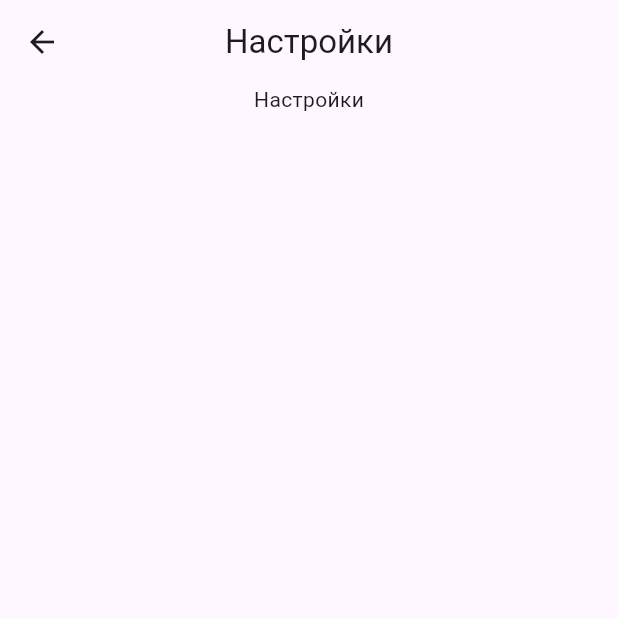
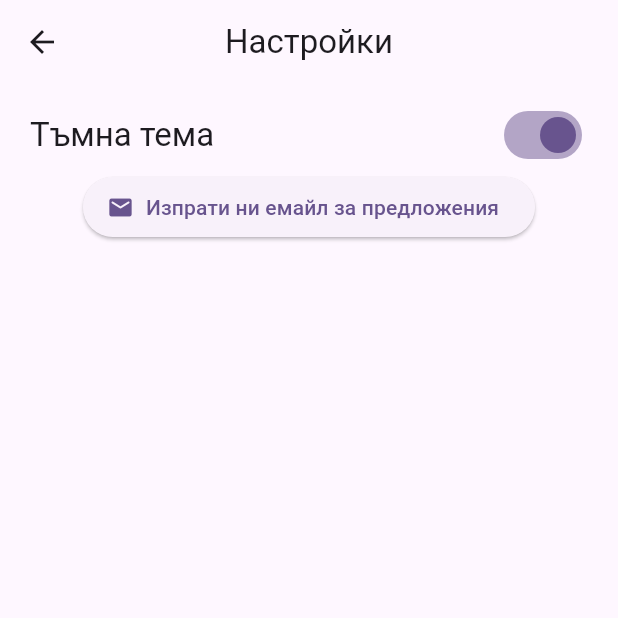
Before and after one commit to KaloyanStoyanov06/PGEE, a Flutter app: the SettingsPage screen opened by its route, on a phone screen of 412 x 824 dp, the top half of it. Run offline on Flutter 3.47's test engine with Material 2 defaults, Android fonts, the phone set to English and light mode, and no system bars; drawn by our look-alikes of dynamic_color; our stand-ins replace cloud_firestore, firebase_auth, firebase_core, flutter_dotenv; missing offline and left inert: dart:ffi; accounts and stored records are empty.

Commit message:
added a button to email for recommendations

```diff
--- a/lib/components/admin_functions.dart
+++ b/lib/components/admin_functions.dart
@@ -8,6 +8,8 @@ class AdminFunctions extends StatelessWidget {
     return Column(
       children: [
         ListTile(
+          shape:
+              RoundedRectangleBorder(borderRadius: BorderRadius.circular(20)),
           leading: Icon(Icons.app_registration_rounded),
           title: Text("Регистриране на нов потребител"),
           onTap: () {
@@ -15,6 +17,8 @@ class AdminFunctions extends StatelessWidget {
           },
         ),
         ListTile(
+          shape:
+              RoundedRectangleBorder(borderRadius: BorderRadius.circular(20)),
           leading: Icon(Icons.edit_rounded),
           title: Text("Модифициране на потребител"),
           onTap: () {
--- a/lib/main.dart
+++ b/lib/main.dart
@@ -6,6 +6,7 @@ import 'package:flutter_dotenv/flutter_dotenv.dart';
 import 'package:pgee/firebase_options.dart';
 import 'package:pgee/pages/admin/users.dart';
 import 'package:pgee/pages/home.dart';
+import 'package:pgee/pages/programs/tommorow.dart';
 import 'package:pgee/pages/settings.dart';
 import 'package:pgee/pages/sign_in.dart';
 import 'package:pgee/pages/admin/sign_up.dart';
@@ -85,6 +86,7 @@ class MyApp extends StatelessWidget {
             '/sign-up': (context) => SignUpPage(),
             '/settings': (context) => SettingsPage(),
             '/mod-users': (context) => ModUsersPage(),
+            '/tommorow': (context) => TommorowPage()
           },
         );
       },
--- a/lib/pages/programs/today.dart
+++ b/lib/pages/programs/today.dart
@@ -60,7 +60,7 @@ class _TodayPageState extends State<TodayPage> {
         automaticallyImplyLeading: false,
       ),
       body: FutureBuilder(
-        future: FirebaseProgramService.getToday(1),
+        future: FirebaseProgramService.getToday(today),
         builder: ((context,
             AsyncSnapshot<DocumentSnapshot<Map<String, dynamic>>> snapshot) {
           if (snapshot.connectionState == ConnectionState.waiting) {
--- a/lib/pages/settings.dart
+++ b/lib/pages/settings.dart
@@ -1,5 +1,6 @@
 import 'package:flutter/cupertino.dart';
 import 'package:flutter/material.dart';
+import 'package:url_launcher/url_launcher.dart';
 
 class SettingsPage extends StatefulWidget {
   SettingsPage({Key? key}) : super(key: key);
@@ -9,6 +10,15 @@ class SettingsPage extends StatefulWidget {
 }
 
 class _SettingsPageState extends State<SettingsPage> {
+  bool darkTheme = true;
+
+  final Uri emailLaunchUri = Uri(
+    scheme: 'mailto',
+    path: 'kaloyangfx@gmail.com',
+    query:
+        'subject=Предложения за програмата на ПГЕЕ', //add subject and body here
+  );
+
   @override
   Widget build(BuildContext context) {
     return Scaffold(
@@ -16,10 +26,34 @@ class _SettingsPageState extends State<SettingsPage> {
         title: const Text("Настройки"),
         centerTitle: true,
       ),
-      body: Center(
+      body: Padding(
+        padding: const EdgeInsets.symmetric(horizontal: 20, vertical: 10),
         child: Column(
+          mainAxisAlignment: MainAxisAlignment.start,
           children: [
-            Text("Настройки"),
+            Row(
+              mainAxisAlignment: MainAxisAlignment.spaceBetween,
+              children: [
+                Text("Тъмна тема",
+                    style: Theme.of(context).textTheme.headline6),
+                Switch.adaptive(
+                  activeColor: Theme.of(context).colorScheme.primary,
+                  value: darkTheme,
+                  onChanged: (value) {
+                    setState(() {
+                      darkTheme = value;
+                    });
+                  },
+                ),
+              ],
+            ),
+            ElevatedButton.icon(
+              onPressed: () {
+                launchUrl(emailLaunchUri);
+              },
+              icon: const Icon(Icons.email_rounded),
+              label: const Text("Изпрати ни емайл за предложения"),
+            ),
           ],
         ),
       ),
```
Also changed, not shown: lib/components/drawer.dart (+7 -22 lines), lib/components/navigation.dart (+24 -3 lines), pubspec.yaml (+1 -14 lines), pubspec.lock, 1 other file.
